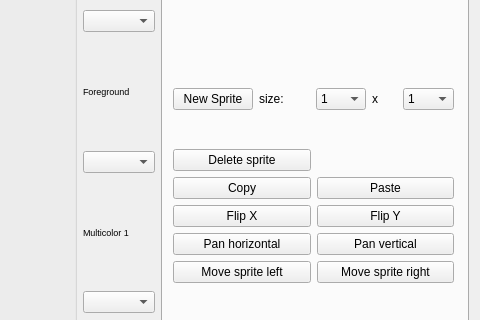
Before: the Qt Designer form source/trsedocuments/formimageeditor.ui in leuat/TRSE, drawn with Qt 5; both pictures show x 653 to 1133 and y 143 to 463 of the 1133 by 663 pixel window.
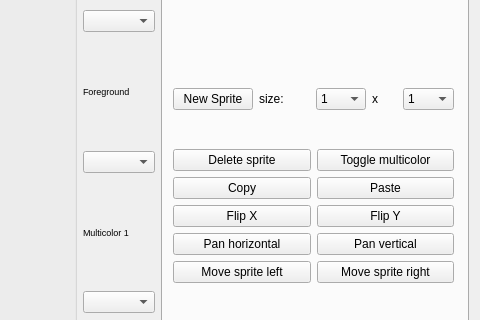
After: the same form once the commit is applied. The open tabs and pages were chosen to show the change. Custom widgets are drawn as their Qt base class.

Commit message: Sprite finished

Diff of the .ui file:
```diff
--- a/source/trsedocuments/formimageeditor.ui
+++ b/source/trsedocuments/formimageeditor.ui
@@ -541,6 +541,13 @@
               </property>
              </widget>
             </item>
+            <item row="0" column="1">
+             <widget class="QPushButton" name="btnSpriteMulticolor">
+              <property name="text">
+               <string>Toggle multicolor</string>
+              </property>
+             </widget>
+            </item>
            </layout>
           </item>
          </layout>
```
Left out of the diff: 2 changed lines with no effect on the pictures. The commit also changes 17 other files.
